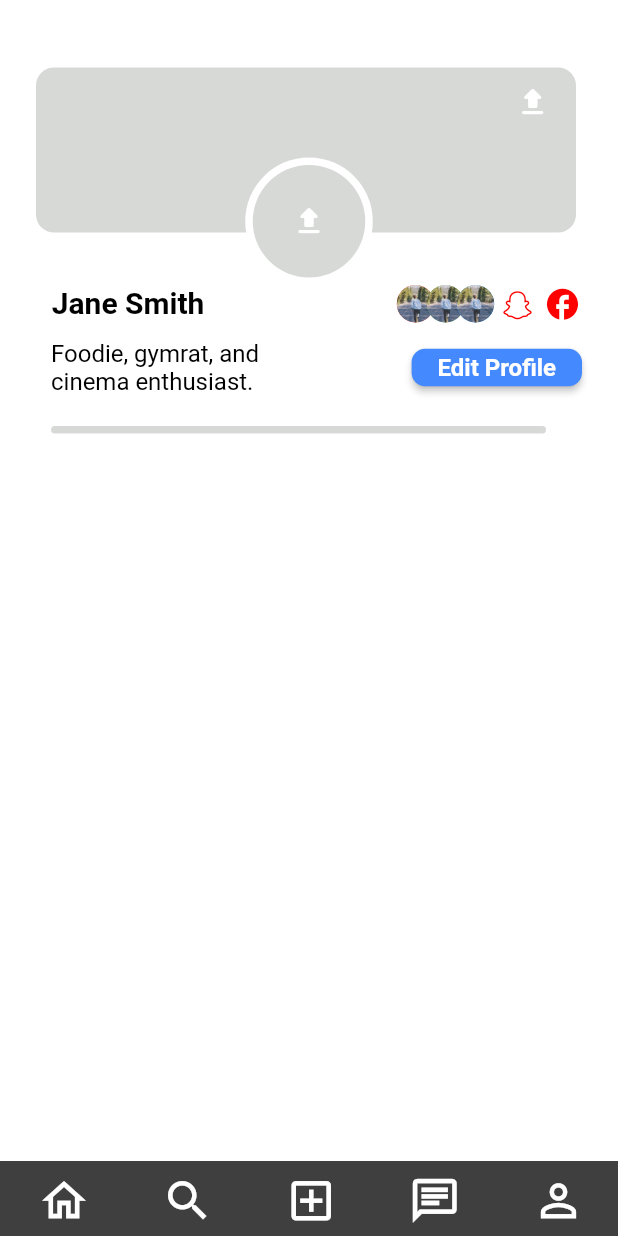
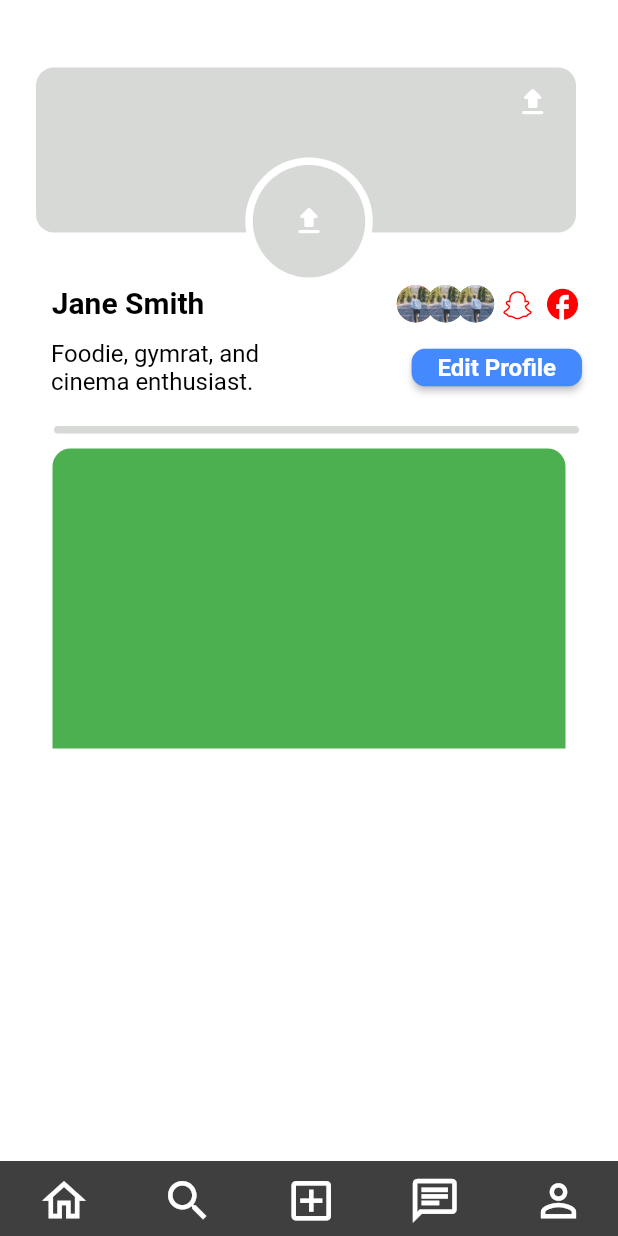
Before and after one commit to vandr033/Converge, a Flutter app: the screen it shows after launch, item 5 of the bottom bar chosen, on a phone screen of 412 x 824 dp. Run offline on Flutter 3.47's test engine with Material 2 defaults, Android fonts, the phone set to English and light mode, and no system bars; drawn by our look-alikes of sliding_up_panel; our stand-ins replace cloud_firestore, equatable, faker, firebase_auth, firebase_core, flutter_typeahead and 2 more; missing offline and left inert: dart:ffi; accounts and stored records are empty; Roboto replaces fonts that are missing (Nunito).

Commit message:
Update event_screen.dart

```diff
--- a/lib/event_screen.dart
+++ b/lib/event_screen.dart
@@ -2308,19 +2308,40 @@ class ProfileScreenState extends State<ProfileScreen> {
               ),
 
               Row(
+                mainAxisAlignment: MainAxisAlignment.center,
                 children: [
                   SizedBox(
                     width: 10,
                   ),
+
                   Container(
-                    width: 330,
+                    width: 350,
                     height: 5,
                     decoration: BoxDecoration(
                         color: Color(0xffD7D9D7),
                         borderRadius: BorderRadius.circular(20)),
                   )
                 ],
+              ),
+
+              SizedBox(
+                height: 10,
+              ),
+
+              Container(
+                height: 200,
+                width: 342,
+                decoration: BoxDecoration(
+                  borderRadius: BorderRadius.only(
+                        topRight: Radius.circular(12),
+                        topLeft: Radius.circular(12),),
+                  color: Colors.green,
+                ),
               )
+
+
+
+
             ],
           ),
         ));
```
